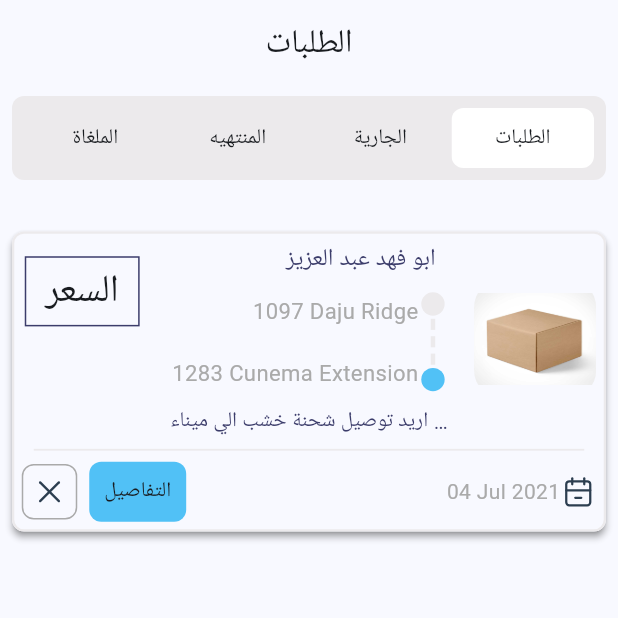
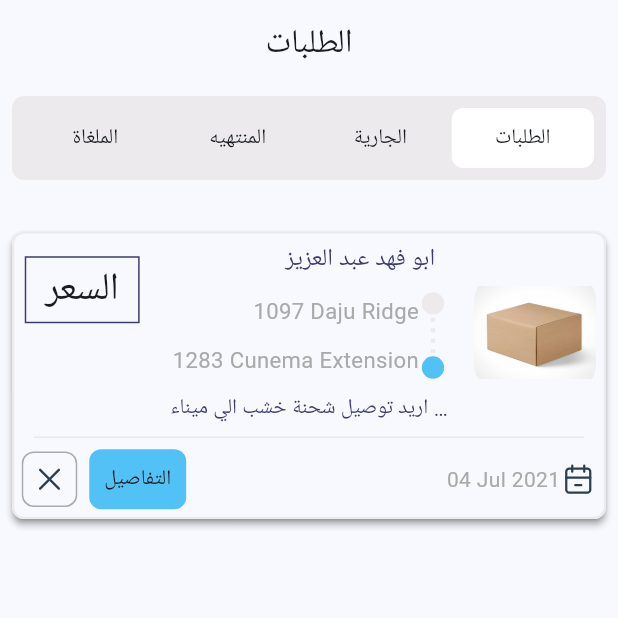
Before and after one commit to Kerolos163/alexTask, a Flutter app: the HomeView screen opened directly, on a phone screen of 412 x 824 dp, the top half of it. Run offline on Flutter 3.47's test engine with Material 2 defaults, Android fonts, the phone set to English and light mode, and no system bars; our stand-ins replace device_preview, flutter_bloc, flutter_svg.

Commit message:
Fix other Issue

```diff
--- a/lib/feature/home/presentation/view/widget/product_item.dart
+++ b/lib/feature/home/presentation/view/widget/product_item.dart
@@ -1,5 +1,6 @@
 import 'package:alextask/core/manager/asser_manager.dart';
 import 'package:alextask/core/manager/color_manager.dart';
+import 'package:alextask/core/my_device.dart';
 import 'package:alextask/feature/Description/presenation/view/description_view.dart';
 import 'package:flutter/material.dart';
 import 'package:flutter_svg/svg.dart';
@@ -14,7 +15,7 @@
       shadowColor: ColorManager.darkGray,
       borderRadius: BorderRadius.circular(8),
       child: Container(
-        height: 200,
+        height:MyDevice.getHeigh(context)<750? MyDevice.getHeigh(context)/3.5:MyDevice.getHeigh(context)/4.3,
         width: double.infinity,
         padding: const EdgeInsets.all(5),
         decoration: BoxDecoration(
@@ -156,7 +157,7 @@
           radius: height / 24,
           backgroundColor: ColorManager.lightGray,
         ),
-        for (int i = 0; i < 3; i++)
+        for (int i = 0; i < 4; i++)
           Expanded(
             child: Padding(
               padding: const EdgeInsets.symmetric(vertical: 2.1),
```
